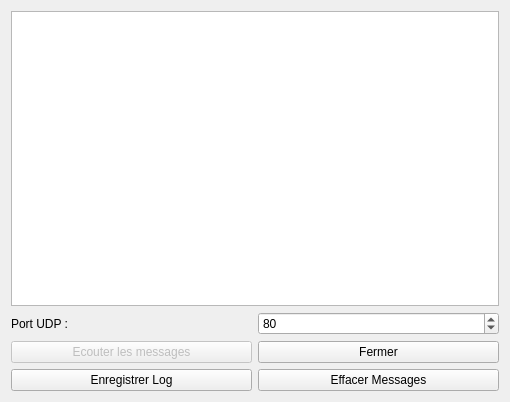
Old version of the form src/utils/logger/gui/ui/DebuggingConsole.ui in the repository AdrienPensart/innocence.
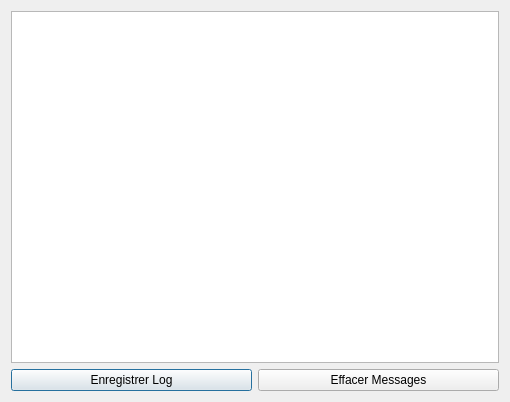
New version of the form. Icons and pictures are not drawn.

```diff
--- a/src/utils/logger/gui/ui/DebuggingConsole.ui
+++ b/src/utils/logger/gui/ui/DebuggingConsole.ui
@@ -31,57 +31,6 @@
      </property>
     </widget>
    </item>
-   <item>
-    <layout class="QHBoxLayout" name="horizontalLayout">
-     <item>
-      <widget class="QLabel" name="portLabel">
-       <property name="toolTip">
-        <string>Port UDP sur lequel va ecouter le serveur de debuggage</string>
-       </property>
-       <property name="text">
-        <string>Port UDP :</string>
-       </property>
-       <property name="buddy">
-        <cstring>portSpinBox</cstring>
-       </property>
-      </widget>
-     </item>
-     <item>
-      <widget class="QSpinBox" name="portSpinBox">
-       <property name="minimum">
-        <number>1</number>
-       </property>
-       <property name="maximum">
-        <number>32768</number>
-       </property>
-       <property name="value">
-        <number>80</number>
-       </property>
-      </widget>
-     </item>
-    </layout>
-   </item>
-   <item>
-    <layout class="QHBoxLayout" name="horizontalLayout_3">
-     <item>
-      <widget class="QPushButton" name="listenButton">
-       <property name="enabled">
-        <bool>false</bool>
-       </property>
-       <property name="text">
-        <string>Ecouter les messages</string>
-       </property>
-      </widget>
-     </item>
-     <item>
-      <widget class="QPushButton" name="closeDialogButton">
-       <property name="text">
-        <string>Fermer</string>
-       </property>
-      </widget>
-     </item>
-    </layout>
-   </item>
    <item>
     <layout class="QHBoxLayout" name="horizontalLayout_2">
      <item>
```
Left out of the diff: 22 changed lines with no effect on the pictures.
